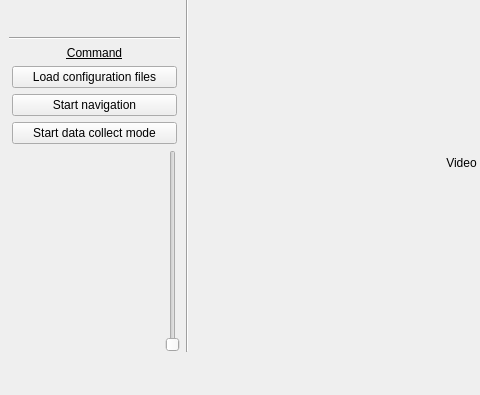
This is ans_gui/ans_gui_pkg/mainwindow.ui in Hochstadt/SJSU-ANS_DeepRacer as Qt 5 draws it before an edit; both pictures show x 0 to 480 and y 169 to 564 of the 1285 by 564 pixel window. The edited form follows.
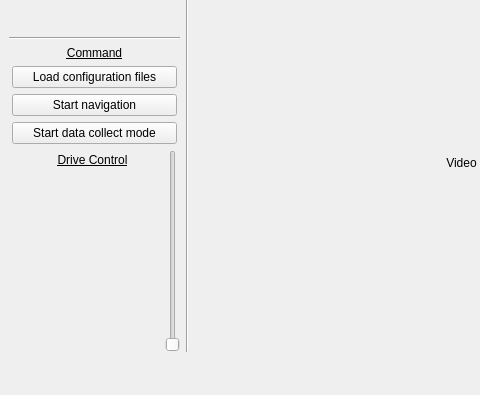
This is the edited form.

```diff
--- a/ans_gui/ans_gui_pkg/mainwindow.ui
+++ b/ans_gui/ans_gui_pkg/mainwindow.ui
@@ -291,6 +291,26 @@
                   <height>16777215</height>
                  </size>
                 </property>
+                <widget class="QLabel" name="label_4">
+                 <property name="geometry">
+                  <rect>
+                   <x>-2</x>
+                   <y>0</y>
+                   <width>171</width>
+                   <height>20</height>
+                  </rect>
+                 </property>
+                 <property name="styleSheet">
+                  <string notr="true">font: 10pt &quot;Arial&quot;;
+text-decoration: underline;</string>
+                 </property>
+                 <property name="text">
+                  <string>Drive Control</string>
+                 </property>
+                 <property name="alignment">
+                  <set>Qt::AlignCenter</set>
+                 </property>
+                </widget>
                </widget>
               </item>
               <item>
```
